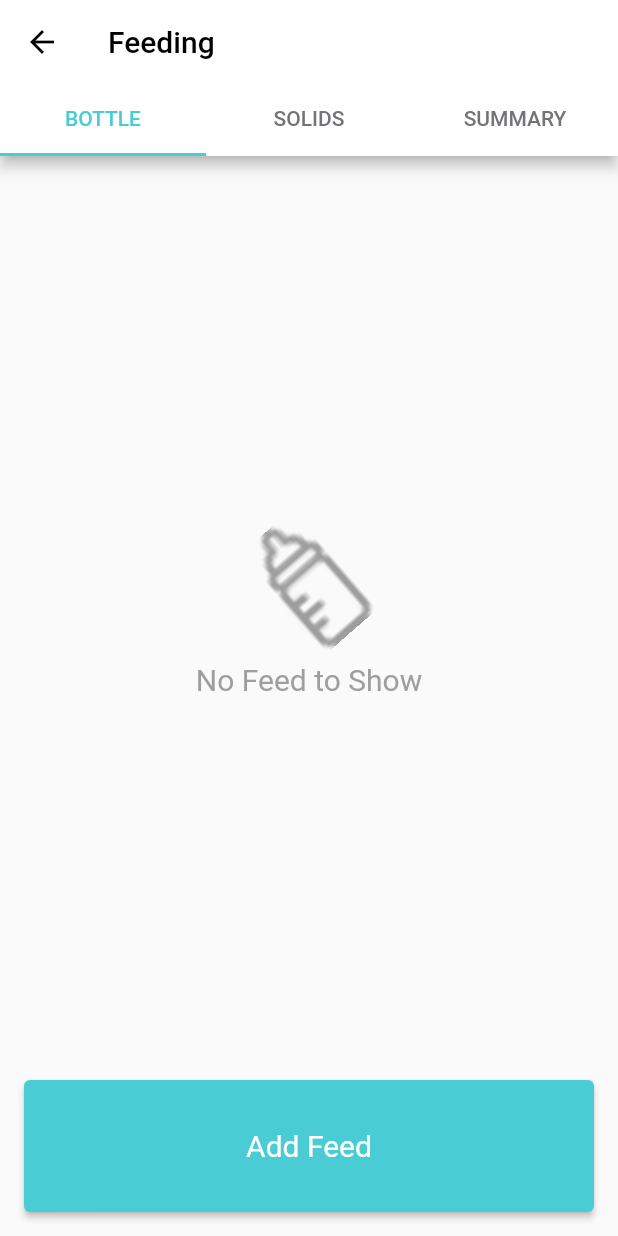
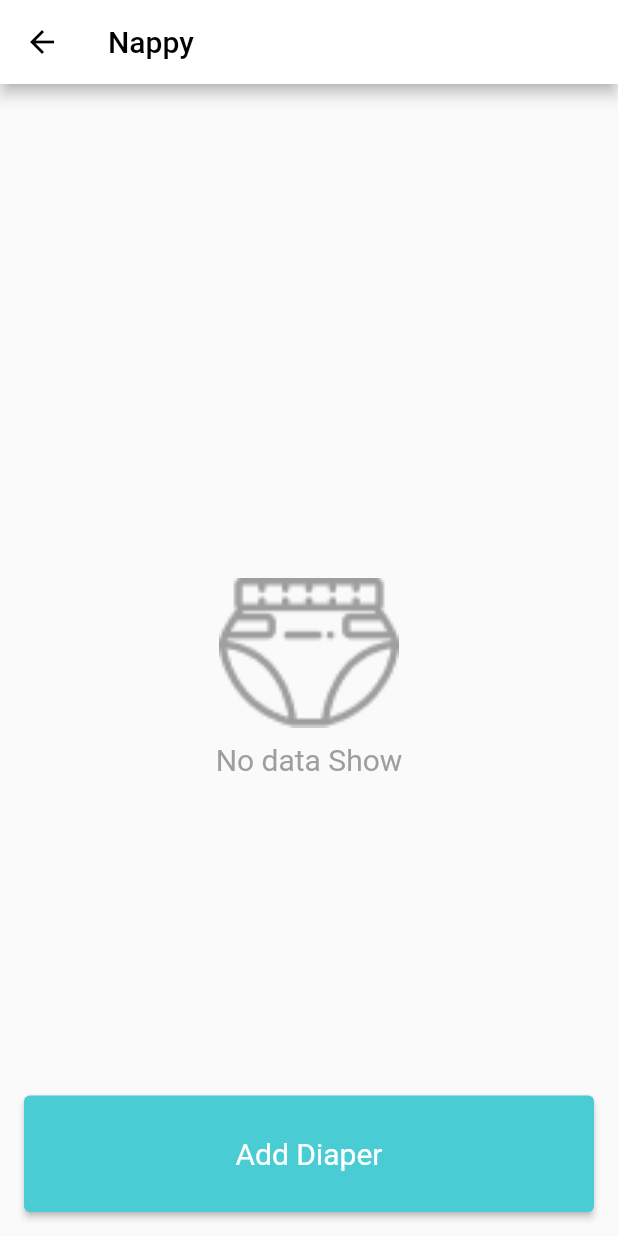
Before and after one commit to moha-b/Baby-Care, a Flutter app: the Categories screen opened directly, after a tap on "Nappy", on a phone screen of 412 x 824 dp. Run offline on Flutter 3.47's test engine with Material 2 defaults, Android fonts, the phone set to English and light mode, and no system bars; our stand-ins replace flutter_svg, iconsax, smooth_page_indicator; Roboto replaces fonts that are missing (FireSans); project files that could hold a hidden picture were left out.

Commit message:
Update Ui

```diff
--- a/lib/Pages/Feeding/bottle_page.dart
+++ b/lib/Pages/Feeding/bottle_page.dart
@@ -4,7 +4,6 @@ import 'package:baby_care/Resources/assets_manager.dart';
 import 'package:baby_care/Resources/colors_manager.dart';
 import 'package:baby_care/Resources/styles_manager.dart';
 import 'package:flutter/material.dart';
-import 'package:iconsax/iconsax.dart';
 
 class FeedingBottle extends StatelessWidget {
   const FeedingBottle({Key? key}) : super(key: key);
@@ -13,14 +12,13 @@ class FeedingBottle extends StatelessWidget {
   Widget build(BuildContext context) {
     return Column(
       children: [
-        Expanded(flex: 1, child: Container()),
-        Expanded(flex: 1, child: Container()),
+        Expanded(flex: 2, child: Container()),
         Expanded(
           flex: 3,
           child: SizedBox(
             child: Column(
               children: [
-                Transform.rotate(angle: 30.7,child: Image.asset(AppAssets.bottle,color: Colors.grey,scale: 0.4,)),
+                Transform.rotate(angle: 30.7,child: Image.asset(AppAssets.bottle,color: Colors.grey,scale: 0.5,)),
                 SizedBox(
                   height: 10,
                 ),
--- a/lib/Pages/Main/Categories_page.dart
+++ b/lib/Pages/Main/Categories_page.dart
@@ -1,6 +1,8 @@
 // ignore_for_file: prefer_const_constructors, prefer_const_literals_to_create_immutables
 import 'package:baby_care/Pages/Feeding/main_page.dart';
+import 'package:baby_care/Pages/Growth/growth_page.dart';
 import 'package:baby_care/Pages/Health/main_page.dart';
+import 'package:baby_care/Pages/Nappy/nappy_page.dart';
 import 'package:baby_care/Pages/Soothing/main_page.dart';
 import 'package:baby_care/Resources/assets_manager.dart';
 import 'package:baby_care/Resources/styles_manager.dart';
@@ -33,74 +35,141 @@ class Categories extends StatelessWidget {
             mainAxisAlignment: MainAxisAlignment.spaceEvenly,
             children: [
               Row(
-                mainAxisAlignment: MainAxisAlignment.spaceBetween,
+                mainAxisAlignment: MainAxisAlignment.spaceEvenly,
                 children: [
                   GestureDetector(
-                    onTap: ()=> Navigator.push(context, MaterialPageRoute(builder: (context) => FeedingMain(),)),
-                    child: Cat(widget: Column(
+                      onTap: () => Navigator.push(
+                          context,
+                          MaterialPageRoute(
+                            builder: (context) => FeedingMain(),
+                          )),
+                      child: Cat(
+                          widget: Column(
                         mainAxisAlignment: MainAxisAlignment.center,
                         children: [
-                        Transform.rotate(angle: 30.8,
-                        child: Image.asset(AppAssets.bottle,scale: 0.6,)),
-                        SizedBox(height: 5,),
-                        Text("Feeding",style: getMediumStyle(color: AppColors.grey,fontSize: 25),)
+                          Transform.rotate(
+                              angle: 30.8,
+                              child: Image.asset(
+                                AppAssets.bottle,
+                                scale: 0.6,
+                              )),
+                          SizedBox(
+                            height: 5,
+                          ),
+                          Text(
+                            "Feeding",
+                            style: getMediumStyle(
+                                color: AppColors.grey, fontSize: 25),
+                          )
                         ],
-                    ))
-                  ),
+                      ))),
                   GestureDetector(
-                    onTap: ()=> Navigator.push(context, MaterialPageRoute(builder: (context) => SoothingMain(),)),
-                    child: Cat(widget: Column(
+                      onTap: () => Navigator.push(
+                          context,
+                          MaterialPageRoute(
+                            builder: (context) => SoothingMain(),
+                          )),
+                      child: Cat(
+                          widget: Column(
                         mainAxisAlignment: MainAxisAlignment.center,
                         children: [
-                        Image.asset(AppAssets.soothing,scale: 1,),
-                        SizedBox(height: 5,),
-                        Text("Soothing",style: getMediumStyle(color: AppColors.grey,fontSize: 25),)
+                          Image.asset(
+                            AppAssets.soothing,
+                            scale: 1,
+                          ),
+                          SizedBox(
+                            height: 5,
+                          ),
+                          Text(
+                            "Soothing",
+                            style: getMediumStyle(
+                                color: AppColors.grey, fontSize: 25),
+                          )
                         ],
-                    ))
-                  ),
+                      ))),
                 ],
               ),
               Row(
-                mainAxisAlignment: MainAxisAlignment.spaceBetween,
+                mainAxisAlignment: MainAxisAlignment.spaceEvenly,
                 children: [
                   GestureDetector(
-                      onTap: ()=> Navigator.push(context, MaterialPageRoute(builder: (context) => HealthMain(),)),
-                      child: Cat(widget: Column(
+                      onTap: () => Navigator.push(
+                          context,
+                          MaterialPageRoute(
+                            builder: (context) => HealthMain(),
+                          )),
+                      child: Cat(
+                          widget: Column(
                         mainAxisAlignment: MainAxisAlignment.center,
                         children: [
-                          Image.asset(AppAssets.health,scale: 1,),
-                          SizedBox(height: 5,),
-                          Text("Health",style: getMediumStyle(color: AppColors.grey,fontSize: 25),)
+                          Image.asset(
+                            AppAssets.health,
+                            scale: 1,
+                          ),
+                          SizedBox(
+                            height: 5,
+                          ),
+                          Text(
+                            "Health",
+                            style: getMediumStyle(
+                                color: AppColors.grey, fontSize: 25),
+                          )
                         ],
-                      ))
-                  ),
+                      ))),
                   GestureDetector(
-                      onTap: ()=> Navigator.push(context, MaterialPageRoute(builder: (context) => FeedingMain(),)),
-                      child: Cat(widget: Column(
+                      onTap: () => Navigator.push(
+                          context,
+                          MaterialPageRoute(
+                            builder: (context) => Nappy(),
+                          )),
+                      child: Cat(
+                          widget: Column(
                         mainAxisAlignment: MainAxisAlignment.center,
                         children: [
-                          Image.asset(AppAssets.diaper,scale: 1,color: AppColors.primary,),
-                          SizedBox(height: 5,),
-                          Text("Nappy",style: getMediumStyle(color: AppColors.grey,fontSize: 25),)
+                          Image.asset(
+                            AppAssets.diaper,
+                            scale: 1,
+                            color: AppColors.primary,
+                          ),
+                          SizedBox(
+                            height: 5,
+                          ),
+                          Text(
+                            "Nappy",
+                            style: getMediumStyle(
+                                color: AppColors.grey, fontSize: 25),
+                          )
                         ],
-                      ))
-                  ),
+                      ))),
                 ],
               ),
               Row(
-                mainAxisAlignment: MainAxisAlignment.spaceBetween,
+                mainAxisAlignment: MainAxisAlignment.spaceEvenly,
                 children: [
                   GestureDetector(
-                      onTap: ()=> Navigator.push(context, MaterialPageRoute(builder: (context) => FeedingMain(),)),
-                      child: Cat(widget: Column(
+                      onTap: () => Navigator.push(
+                          context,
+                          MaterialPageRoute(
+                            builder: (context) => Growth(),
+                          )),
+                      child: Cat(
+                          widget: Column(
                         mainAxisAlignment: MainAxisAlignment.center,
                         children: [
-                          Image.asset(AppAssets.growth,scale: 1,),
-                          SizedBox(height: 5,),
-                          Text("Growth",style: getMediumStyle(color: AppColors.grey,fontSize: 25),)
+                          Image.asset(
+                            AppAssets.growth,
+                            scale: 1,
+                          ),
+                          SizedBox(
+                            height: 5,
+                          ),
+                          Text(
+                            "Growth",
+                            style: getMediumStyle(
+                                color: AppColors.grey, fontSize: 25),
+                          )
                         ],
-                      ))
-                  ),
+                      ))),
                 ],
               ),
             ],
--- /dev/null
+++ b/lib/Pages/Nappy/nappy_page.dart
@@ -0,0 +1,60 @@
+// ignore_for_file: prefer_const_literals_to_create_immutables, prefer_const_constructors
+
+import 'package:baby_care/Resources/assets_manager.dart';
+import 'package:baby_care/Resources/colors_manager.dart';
+import 'package:baby_care/Resources/styles_manager.dart';
+import 'package:flutter/material.dart';
+
+class Nappy extends StatelessWidget {
+  const Nappy({Key? key}) : super(key: key);
+
+  @override
+  Widget build(BuildContext context) {
+    return Scaffold(
+      appBar: AppBar(
+        iconTheme: IconThemeData(color: Colors.black),
+        backgroundColor: Colors.white,
+        title: Text('Nappy',style: getMediumStyle(color: Colors.black,fontSize: 20),),
+      ),
+      body:Column(
+        children: [
+          Expanded(flex: 3, child: Container()),
+          Expanded(
+            flex: 3,
+            child: SizedBox(
+              child: Column(
+                children: [
+                  Image.asset(AppAssets.diaper,color: Colors.grey,scale: 0.5,),
+                  SizedBox(
+                    height: 10,
+                  ),
+                  Text(
+                    "No data Show",
+                    style: getRegularStyle(color: Colors.grey, fontSize: 20),
+                  ),
+                ],
+              ),
+            ),
+          ),
+          Expanded(
+            flex: 1,
+            child: Container(
+              padding: EdgeInsets.all(16),
+              width: double.infinity,
+              child: ElevatedButton(
+                onPressed: () {},
+                style: ButtonStyle(
+                    backgroundColor:
+                    MaterialStateProperty.all(AppColors.primary)),
+                child: Text(
+                  "Add Diaper",
+                  style: getRegularStyle(color: Colors.white, fontSize: 20),
+                ),
+              ),
+            ),
+          ),
+        ],
+      )
+    );
+  }
+}
--- a/lib/Resources/assets_manager.dart
+++ b/lib/Resources/assets_manager.dart
@@ -19,4 +19,7 @@ class AppAssets {
   static const String temperature = "$imagePath/temperature.png";
   static const String medication = "$imagePath/medication.png";
   static const String vaccination = "$imagePath/injection-vaccine.png";
+  static const String child = "$imagePath/child.png";
+  static const String mum = "$imagePath/mum.png";
+  static const String image = "$imagePath/image 2.png";
 }
```
Also changed, not shown: lib/Pages/Growth/growth_page.dart (added, +60 -0 lines), lib/Pages/Main/home.dart (+12 -11 lines), assets/images/child.png (added), assets/images/image 2.png (added), assets/images/mum.png (added). Lines whose indentation alone changed are shown as unchanged.
